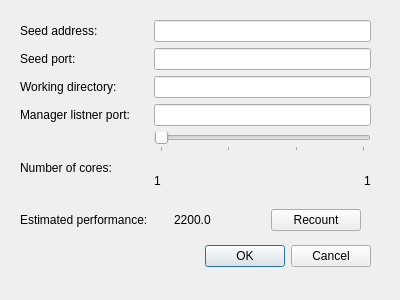
This is poc/golemPy/examples/gnr/ui/ConfigurationDialog.ui in golemfactory/clay as Qt 5 draws it before an edit. The edited form follows.
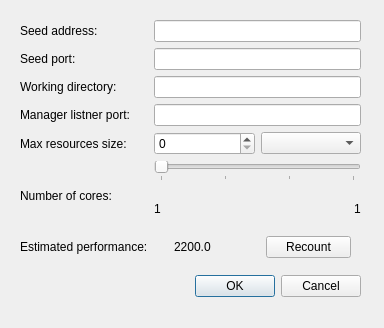
This is the edited form.

```diff
--- a/poc/golemPy/examples/gnr/ui/ConfigurationDialog.ui
+++ b/poc/golemPy/examples/gnr/ui/ConfigurationDialog.ui
@@ -6,8 +6,8 @@
    <rect>
     <x>0</x>
     <y>0</y>
-    <width>400</width>
-    <height>300</height>
+    <width>384</width>
+    <height>328</height>
    </rect>
   </property>
   <property name="windowTitle">
@@ -16,8 +16,8 @@
   <widget class="QDialogButtonBox" name="buttonBox">
    <property name="geometry">
     <rect>
-     <x>30</x>
-     <y>240</y>
+     <x>20</x>
+     <y>270</y>
      <width>341</width>
      <height>32</height>
     </rect>
@@ -37,90 +37,22 @@
     <rect>
      <x>20</x>
      <y>20</y>
-     <width>351</width>
-     <height>211</height>
+     <width>341</width>
+     <height>238</height>
     </rect>
    </property>
    <layout class="QGridLayout" name="gridLayout">
-    <item row="1" column="1">
-     <widget class="QLineEdit" name="hostIPLineEdit"/>
-    </item>
-    <item row="1" column="0">
-     <widget class="QLabel" name="label_2">
-      <property name="text">
-       <string>Seed port:</string>
-      </property>
-     </widget>
-    </item>
-    <item row="3" column="1">
-     <widget class="QLineEdit" name="managerPortLineEdit"/>
-    </item>
-    <item row="3" column="0">
-     <widget class="QLabel" name="label_6">
-      <property name="text">
-       <string>Manager listner port:</string>
-      </property>
-     </widget>
-    </item>
-    <item row="2" column="0">
-     <widget class="QLabel" name="label_3">
-      <property name="text">
-       <string>Working directory:</string>
-      </property>
-     </widget>
-    </item>
-    <item row="5" column="0">
-     <widget class="QLabel" name="label_4">
-      <property name="text">
-       <string>Estimated performance:</string>
-      </property>
-     </widget>
-    </item>
-    <item row="0" column="0">
-     <widget class="QLabel" name="label">
-      <property name="text">
-       <string>Seed address:</string>
-      </property>
-     </widget>
-    </item>
-    <item row="0" column="1">
-     <widget class="QLineEdit" name="hostAddressLineEdit"/>
-    </item>
-    <item row="5" column="1">
-     <layout class="QHBoxLayout" name="horizontalLayout">
-      <property name="leftMargin">
-       <number>20</number>
-      </property>
-      <property name="rightMargin">
-       <number>10</number>
-      </property>
-      <item>
-       <widget class="QLabel" name="performanceLabel">
-        <property name="text">
-         <string>2200.0</string>
-        </property>
-       </widget>
-      </item>
-      <item>
-       <widget class="QPushButton" name="recountButton">
-        <property name="text">
-         <string>Recount</string>
-        </property>
-       </widget>
-      </item>
-     </layout>
-    </item>
     <item row="2" column="1">
      <widget class="QLineEdit" name="workingDirectoryLineEdit"/>
     </item>
-    <item row="4" column="0">
+    <item row="5" column="0">
      <widget class="QLabel" name="label_7">
       <property name="text">
        <string>Number of cores:</string>
       </property>
      </widget>
     </item>
-    <item row="4" column="1">
+    <item row="5" column="1">
      <layout class="QVBoxLayout" name="verticalLayout">
       <item>
        <widget class="QSlider" name="numCoresSlider">
@@ -180,6 +112,95 @@
       </item>
      </layout>
     </item>
+    <item row="6" column="1">
+     <layout class="QHBoxLayout" name="horizontalLayout">
+      <property name="leftMargin">
+       <number>20</number>
+      </property>
+      <property name="rightMargin">
+       <number>10</number>
+      </property>
+      <item>
+       <widget class="QLabel" name="performanceLabel">
+        <property name="text">
+         <string>2200.0</string>
+        </property>
+       </widget>
+      </item>
+      <item>
+       <widget class="QPushButton" name="recountButton">
+        <property name="text">
+         <string>Recount</string>
+        </property>
+       </widget>
+      </item>
+     </layout>
+    </item>
+    <item row="0" column="0">
+     <widget class="QLabel" name="label">
+      <property name="text">
+       <string>Seed address:</string>
+      </property>
+     </widget>
+    </item>
+    <item row="0" column="1">
+     <widget class="QLineEdit" name="hostAddressLineEdit"/>
+    </item>
+    <item row="6" column="0">
+     <widget class="QLabel" name="label_4">
+      <property name="text">
+       <string>Estimated performance:</string>
+      </property>
+     </widget>
+    </item>
+    <item row="2" column="0">
+     <widget class="QLabel" name="label_3">
+      <property name="text">
+       <string>Working directory:</string>
+      </property>
+     </widget>
+    </item>
+    <item row="3" column="0">
+     <widget class="QLabel" name="label_6">
+      <property name="text">
+       <string>Manager listner port:</string>
+      </property>
+     </widget>
+    </item>
+    <item row="1" column="1">
+     <widget class="QLineEdit" name="hostIPLineEdit"/>
+    </item>
+    <item row="1" column="0">
+     <widget class="QLabel" name="label_2">
+      <property name="text">
+       <string>Seed port:</string>
+      </property>
+     </widget>
+    </item>
+    <item row="3" column="1">
+     <widget class="QLineEdit" name="managerPortLineEdit"/>
+    </item>
+    <item row="4" column="0">
+     <widget class="QLabel" name="label_5">
+      <property name="text">
+       <string>Max resources size:</string>
+      </property>
+     </widget>
+    </item>
+    <item row="4" column="1">
+     <layout class="QHBoxLayout" name="horizontalLayout_3">
+      <item>
+       <widget class="QSpinBox" name="maxResourceSizeSpinBox">
+        <property name="maximum">
+         <number>999999</number>
+        </property>
+       </widget>
+      </item>
+      <item>
+       <widget class="QComboBox" name="maxResourceSizeComboBox"/>
+      </item>
+     </layout>
+    </item>
    </layout>
   </widget>
  </widget>
```
